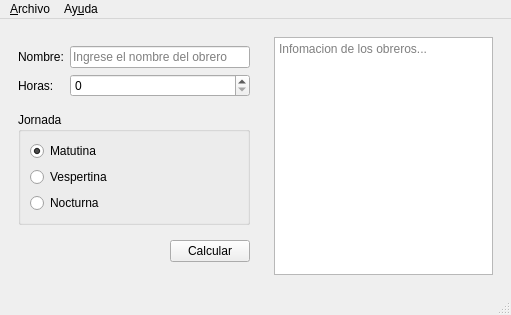
ronnyR4815/P59-Salarios-Qt, file mainwindow.ui: the form before one commit.
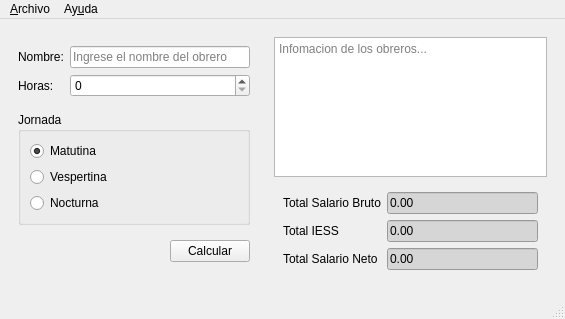
The form after the commit. Icons and pictures are not drawn.

```diff
--- a/mainwindow.ui
+++ b/mainwindow.ui
@@ -6,8 +6,8 @@
    <rect>
     <x>0</x>
     <y>0</y>
-    <width>511</width>
-    <height>315</height>
+    <width>565</width>
+    <height>319</height>
    </rect>
   </property>
   <property name="sizePolicy">
@@ -18,7 +18,7 @@
   </property>
   <property name="minimumSize">
    <size>
-    <width>300</width>
+    <width>550</width>
     <height>0</height>
    </size>
   </property>
@@ -33,6 +33,24 @@
    <layout class="QHBoxLayout" name="horizontalLayout_2">
     <item>
      <widget class="QWidget" name="widget" native="true">
+      <property name="sizePolicy">
+       <sizepolicy hsizetype="Fixed" vsizetype="Preferred">
+        <horstretch>0</horstretch>
+        <verstretch>0</verstretch>
+       </sizepolicy>
+      </property>
+      <property name="minimumSize">
+       <size>
+        <width>0</width>
+        <height>0</height>
+       </size>
+      </property>
+      <property name="maximumSize">
+       <size>
+        <width>250</width>
+        <height>16777215</height>
+       </size>
+      </property>
       <property name="font">
        <font>
         <family>MS Shell Dlg 2</family>
@@ -168,6 +186,12 @@
     </item>
     <item>
      <widget class="QWidget" name="widget_2" native="true">
+      <property name="minimumSize">
+       <size>
+        <width>0</width>
+        <height>0</height>
+       </size>
+      </property>
       <layout class="QVBoxLayout" name="verticalLayout_3">
        <item>
         <widget class="QPlainTextEdit" name="out_resultado">
@@ -179,6 +203,75 @@
          </property>
         </widget>
        </item>
+       <item>
+        <widget class="QWidget" name="widget_5" native="true">
+         <layout class="QGridLayout" name="gridLayout">
+          <item row="2" column="1">
+           <widget class="QLineEdit" name="out_sal_neto">
+            <property name="styleSheet">
+             <string notr="true">background-color: rgb(214, 214, 214);</string>
+            </property>
+            <property name="text">
+             <string>0.00</string>
+            </property>
+            <property name="readOnly">
+             <bool>true</bool>
+            </property>
+           </widget>
+          </item>
+          <item row="0" column="1">
+           <widget class="QLineEdit" name="out_sal_bruto">
+            <property name="styleSheet">
+             <string notr="true">background-color: rgb(214, 214, 214);</string>
+            </property>
+            <property name="text">
+             <string>0.00</string>
+            </property>
+            <property name="readOnly">
+             <bool>true</bool>
+            </property>
+           </widget>
+          </item>
+          <item row="1" column="1">
+           <widget class="QLineEdit" name="out_IESS">
+            <property name="styleSheet">
+             <string notr="true">background-color: rgb(214, 214, 214);</string>
+            </property>
+            <property name="text">
+             <string>0.00</string>
+            </property>
+            <property name="readOnly">
+             <bool>true</bool>
+            </property>
+           </widget>
+          </item>
+          <item row="1" column="0">
+           <widget class="QLabel" name="lbl_IESS">
+            <property name="text">
+             <string>Total IESS</string>
+            </property>
+           </widget>
+          </item>
+          <item row="2" column="0">
+           <widget class="QLabel" name="lbl_sneto">
+            <property name="text">
+             <string>Total Salario Neto</string>
+            </property>
+           </widget>
+          </item>
+          <item row="0" column="0">
+           <widget class="QLabel" name="lbl_sbruto">
+            <property name="text">
+             <string>Total Salario Bruto</string>
+            </property>
+            <property name="wordWrap">
+             <bool>true</bool>
+            </property>
+           </widget>
+          </item>
+         </layout>
+        </widget>
+       </item>
       </layout>
      </widget>
     </item>
@@ -189,7 +282,7 @@
     <rect>
      <x>0</x>
      <y>0</y>
-     <width>511</width>
+     <width>565</width>
      <height>20</height>
     </rect>
    </property>
```
Left out of the diff: 6 changed lines with no effect on the pictures.
